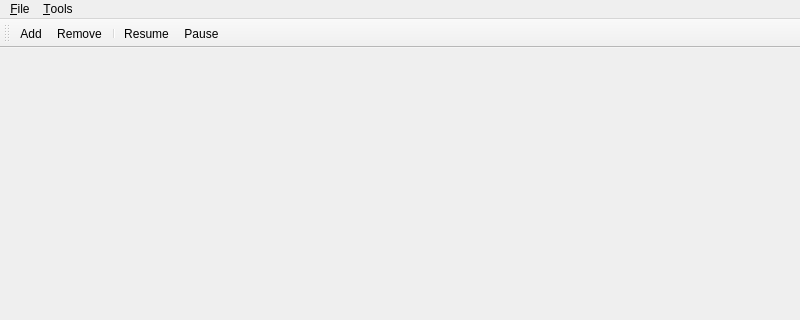
Old version of the form src/mainwindow.ui in the repository karoyqiu/qaria; both pictures show x 0 to 800 and y 0 to 320 of the 800 by 500 pixel window.
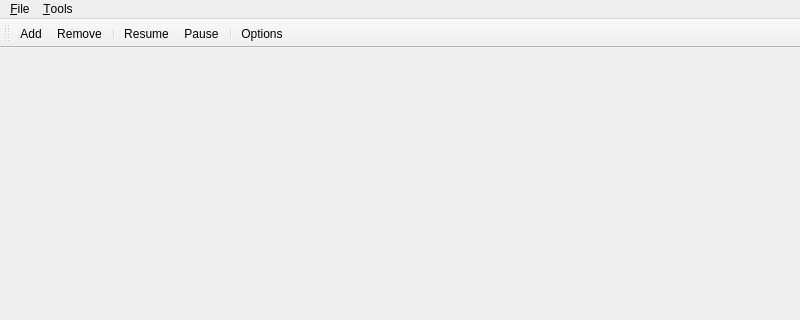
New version of the form. Icons and pictures are not drawn. Custom widgets are drawn as their Qt base class.

```diff
--- a/src/mainwindow.ui
+++ b/src/mainwindow.ui
@@ -221,6 +221,8 @@
    <addaction name="separator"/>
    <addaction name="actionResume"/>
    <addaction name="actionPause"/>
+   <addaction name="separator"/>
+   <addaction name="actionOptions"/>
   </widget>
   <action name="actionAdd">
    <property name="icon">
```
Left out of the diff: 5 changed lines with no effect on the pictures.
